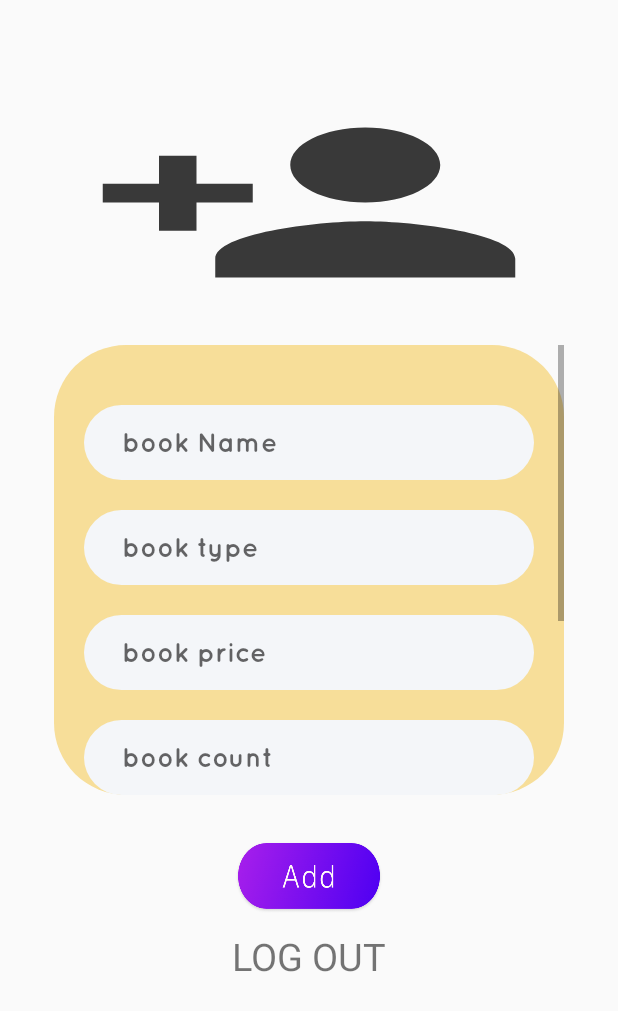
After one commit to KeshavaTelan/Cloudbrary, an Android app: the adminpage screen opened directly, with no data from a screen before it, on a phone screen of 412 x 824 dp. The commit adds this screen. Shown: the top 1011 px of the screen. Run offline under Robolectric (Android 15) with nearby library versions, the phone set to English and light mode, and no system bars; our stand-ins replace Firebase (no records; nobody signed in at launch, a user with empty details on screens opened directly).

Commit message:
fourth commit:admin page

```diff
--- a/app/build.gradle
+++ b/app/build.gradle
@@ -38,5 +38,8 @@ dependencies {
     androidTestImplementation 'androidx.test.ext:junit:1.1.2'
     androidTestImplementation 'androidx.test.espresso:espresso-core:3.3.0'
 
+    implementation 'androidx.cardview:cardview:1.0.0'
+    implementation 'com.squareup.picasso:picasso:2.71828'
+
     implementation 'de.hdodenhof:circleimageview:3.1.0'
 }
--- /dev/null
+++ b/app/src/main/java/com/keshava/cloudbrary/adminpage.java
@@ -0,0 +1,239 @@
+package com.keshava.cloudbrary;
+
+import androidx.annotation.Nullable;
+import androidx.appcompat.app.AppCompatActivity;
+import androidx.core.app.ActivityCompat;
+import androidx.core.content.ContextCompat;
+
+import android.Manifest;
+import android.content.Intent;
+import android.content.pm.PackageManager;
+import android.graphics.Color;
+import android.net.Uri;
+import android.os.Build;
+import android.os.Bundle;
+import android.view.View;
+import android.widget.Button;
+import android.widget.CheckBox;
+import android.widget.EditText;
+import android.widget.HorizontalScrollView;
+import android.widget.ImageView;
+import android.widget.LinearLayout;
+import android.widget.Spinner;
+import android.widget.TextView;
+import android.widget.Toast;
+
+import com.google.android.gms.tasks.OnSuccessListener;
+import com.google.firebase.auth.FirebaseAuth;
+import com.google.firebase.firestore.DocumentReference;
+import com.google.firebase.firestore.FirebaseFirestore;
+import com.google.firebase.storage.FirebaseStorage;
+import com.google.firebase.storage.StorageReference;
+import com.google.firebase.storage.UploadTask;
+
+import java.util.Arrays;
+import java.util.HashMap;
+import java.util.List;
+import java.util.Map;
+
+public class adminpage extends AppCompatActivity {
+
+    private FirebaseFirestore mDatabase;
+    private EditText bookname, booktype, bookprice, bookcount, bookdis;
+    private ImageView bookimg;
+    private Button addevnt;
+    private TextView logout;
+    static int PReqCode = 1;
+    static int REQUESCODE = 1;
+    Uri pickedImgUri;
+
+    @Override
+    protected void onCreate(Bundle savedInstanceState) {
+        super.onCreate(savedInstanceState);
+        setContentView(R.layout.activity_adminpage);
+
+        mDatabase = FirebaseFirestore.getInstance();
+
+        bookname = findViewById(R.id.bookname);
+        booktype = findViewById(R.id.booktype);
+        bookprice = findViewById(R.id.bookprice);
+        bookcount = findViewById(R.id.bookcount);
+        bookdis = findViewById(R.id.bookdis);
+        addevnt = findViewById(R.id.addBook);
+        bookimg = findViewById(R.id.bimg);
+        logout = findViewById(R.id.logout);
+
+
+        logout.setOnClickListener(new View.OnClickListener() {
+            @Override
+            public void onClick(View v) {
+                FirebaseAuth.getInstance().signOut();
+                Intent logout = new Intent(adminpage.this, long.class);
+                startActivity(logout);
+            }
+        });
+
+
+
+        ////////////////////////////////
+        addevnt.setOnClickListener(new View.OnClickListener() {
+            @Override
+            public void onClick(View v) {
+
+
+                final String  bookname2  = bookname.getText().toString();
+                final String  booktype2  = booktype.getText().toString();
+                final String  bookprice2 = bookprice.getText().toString();
+                final String  bookcount2 = bookcount.getText().toString();
+                final String  bookdis2   = bookdis.getText().toString();
+
+
+
+
+                if (bookname2.isEmpty() || booktype2.isEmpty()) {
+                    Toast.makeText(adminpage.this, "Please Fill all all the Details", Toast.LENGTH_SHORT).show();
+                    bookname.requestFocus();
+
+
+                } else {
+
+                    StorageReference mStorage = FirebaseStorage.getInstance().getReference().child("book_images");
+                    final StorageReference imageFilePath = mStorage.child(pickedImgUri.getLastPathSegment());
+                    imageFilePath.putFile(pickedImgUri).addOnSuccessListener(new OnSuccessListener<UploadTask.TaskSnapshot>() {
+                        @Override
+                        public void onSuccess(UploadTask.TaskSnapshot taskSnapshot) {
+
+                            // image uploaded succesfully
+                            // now we can get our image url
+
+                            imageFilePath.getDownloadUrl().addOnSuccessListener(new OnSuccessListener<Uri>() {
+                                @Override
+                                public void onSuccess(Uri uri) {
+
+                                    // uri contain user image url
+
+                                    String url = uri.toString();
+
+
+                                    DocumentReference newCityRef = mDatabase.collection("Books").document();
+
+                                    String id = newCityRef.getId();
+                                    Map<String, Object> event = new HashMap<>();
+                                    event.put("bookid", id);
+                                    event.put("bookimg", url);
+                                    event.put("bookname", bookname2);
+                                    event.put("booktype", booktype2);
+                                    event.put("bookprice", bookprice2);
+                                    event.put("bookcount", bookcount2);
+                                    event.put("bookdiscription", bookdis2);
+                                    event.put("reader", 0);
+                                    event.put("status", 1);
+
+
+                                    newCityRef.set(event).addOnSuccessListener(new OnSuccessListener<Void>() {
+                                        @Override
+                                        public void onSuccess(Void aVoid) {
+                                            Toast.makeText(adminpage.this, "Book Add Successful", Toast.LENGTH_SHORT).show();
+                                        }
+                                    });
+
+
+                                   bookname.setText(null);
+                                   booktype.setText(null);
+                                   bookprice.setText(null);
+                                   bookcount.setText(null);
+                                   bookdis.setText(null);
+                                   bookimg.setImageDrawable(null);
+
+                                    //startActivity(new Intent(activity_addEvent.this, MainActivity.class));
+                                }
+                            });
+
+
+                        }
+                    });
+
+                }
+
+
+            }
+        });
+
+
+        bookimg.setOnClickListener(new View.OnClickListener() {
+            @Override
+            public void onClick(View view) {
+
+                if (Build.VERSION.SDK_INT >= 22) {
+
+                    checkAndRequestForPermission();
+
+                } else {
+                    openGallery();
+                }
+
+
+            }
+        });
+
+
+
+    }
+    ////////////////////////////////////////
+
+    private void checkAndRequestForPermission() {
+
+
+        if (ContextCompat.checkSelfPermission(adminpage.this, Manifest.permission.READ_EXTERNAL_STORAGE)
+                != PackageManager.PERMISSION_GRANTED) {
+            if (ActivityCompat.shouldShowRequestPermissionRationale(adminpage.this, Manifest.permission.READ_EXTERNAL_STORAGE)) {
+
+                Toast.makeText(adminpage.this, "Please accept for required permission", Toast.LENGTH_SHORT).show();
+
+            } else {
+                ActivityCompat.requestPermissions(adminpage.this,
+                        new String[]{Manifest.permission.READ_EXTERNAL_STORAGE},
+                        PReqCode);
+            }
+
+        } else
+            openGallery();
+
+    }
+
+    ///////////////////////////////////////////////////////////////////
+    private void openGallery() {
+        //TODO: open gallery intent and wait for user to pick an image !
+
+        Intent galleryIntent = new Intent(Intent.ACTION_GET_CONTENT);
+        galleryIntent.setType("image/*");
+        startActivityForResult(galleryIntent, REQUESCODE);
+    }
+
+    ////////////////////////////////////////////////////////////////////////////
+    @Override
+    protected void onActivityResult(int requestCode, int resultCode, @Nullable Intent data) {
+        super.onActivityResult(requestCode, resultCode, data);
+
+        if (resultCode == RESULT_OK && requestCode == REQUESCODE && data != null) {
+
+            // the user has successfully picked an image
+            // we need to save its reference to a Uri variable
+            pickedImgUri = data.getData();
+            bookimg.setImageURI(pickedImgUri);
+
+
+        }
+
+
+    }
+
+
+    @Override
+    public void onBackPressed() {
+
+    }
+
+
+
+}
--- /dev/null
+++ b/app/src/main/res/layout/activity_adminpage.xml
@@ -0,0 +1,119 @@
+<?xml version="1.0" encoding="utf-8"?>
+<RelativeLayout xmlns:android="http://schemas.android.com/apk/res/android"
+    xmlns:app="http://schemas.android.com/apk/res-auto"
+    xmlns:tools="http://schemas.android.com/tools"
+    android:layout_width="match_parent"
+    android:layout_height="match_parent"
+    tools:context=".adminpage">
+
+    <ImageView
+        android:id="@+id/bimg"
+        android:layout_width="300dp"
+        android:layout_height="150dp"
+        android:layout_centerHorizontal="true"
+        android:layout_marginTop="60dp"
+        android:scaleType="fitXY"
+        android:background="@drawable/personadd"
+
+
+        />
+
+    <ScrollView
+        android:layout_centerHorizontal="true"
+        android:id="@+id/allScroll"
+        android:background="@drawable/box"
+        android:layout_width="wrap_content"
+        android:layout_height="300dp"
+        android:layout_below="@+id/bimg"
+        android:layout_marginTop="20dp">
+
+        <RelativeLayout
+
+            android:layout_width="match_parent"
+            android:layout_height="match_parent"
+            android:padding="20dp"
+            >
+
+            <EditText
+                android:id="@+id/bookname"
+                android:layout_width="300dp"
+                android:layout_height="50dp"
+                android:layout_centerHorizontal="true"
+                android:layout_marginTop="20dp"
+                android:background="@drawable/textfield"
+                android:fontFamily="@font/quicksand_bold"
+                android:hint="book Name "
+                android:paddingLeft="25dp" />
+
+            <EditText
+                android:id="@+id/booktype"
+                android:layout_width="300dp"
+                android:layout_height="50dp"
+                android:layout_below="@+id/bookname"
+                android:layout_centerHorizontal="true"
+                android:layout_marginTop="20dp"
+                android:background="@drawable/textfield"
+                android:fontFamily="@font/quicksand_bold"
+                android:hint="book type"
+                android:paddingLeft="25dp" />
+
+            <EditText
+                android:id="@+id/bookprice"
+                android:layout_width="300dp"
+                android:layout_height="50dp"
+                android:layout_below="@+id/booktype"
+                android:layout_centerHorizontal="true"
+                android:layout_marginTop="20dp"
+                android:background="@drawable/textfield"
+                android:fontFamily="@font/quicksand_bold"
+                android:hint="book price"
+                android:paddingLeft="25dp" />
+            <EditText
+                android:id="@+id/bookcount"
+                android:layout_width="300dp"
+                android:layout_height="50dp"
+                android:layout_below="@+id/bookprice"
+                android:layout_centerHorizontal="true"
+                android:layout_marginTop="20dp"
+                android:background="@drawable/textfield"
+                android:fontFamily="@font/quicksand_bold"
+                android:hint="book count"
+                android:paddingLeft="25dp" />
+            <EditText
+                android:id="@+id/bookdis"
+                android:layout_width="300dp"
+                android:layout_height="150dp"
+                android:layout_below="@+id/bookcount"
+                android:layout_centerHorizontal="true"
+                android:layout_marginTop="20dp"
+                android:background="@drawable/textfield"
+                android:fontFamily="@font/quicksand_bold"
+                android:hint="description "
+                android:paddingLeft="25dp" />
+
+
+        </RelativeLayout>
+    </ScrollView>
+
+    <Button
+        android:id="@+id/addBook"
+        android:layout_width="100dp"
+        android:layout_height="50dp"
+        android:layout_below="@id/allScroll"
+        android:layout_centerHorizontal="true"
+        android:layout_marginTop="30dp"
+        android:background="@drawable/add" />
+    <TextView
+        android:layout_width="wrap_content"
+        android:layout_height="wrap_content"
+        android:text="LOG OUT"
+        android:layout_below="@+id/addBook"
+        android:layout_centerHorizontal="true"
+        android:layout_marginTop="10dp"
+        android:textSize="25dp"
+        android:id="@+id/logout"
+        />
+
+
+
+</RelativeLayout>
--- a/app/src/main/res/layout/activity_home.xml
+++ b/app/src/main/res/layout/activity_home.xml
@@ -9,7 +9,9 @@
     android:layout_width="match_parent"
     android:layout_height="wrap_content"
     android:layout_centerInParent="true"
-    android:text="Jome"
+    android:text="Home"
     android:textAlignment="center"
+    android:id="@+id/logoutn"
+    android:textSize="50dp"
     />
 </RelativeLayout>
```
Also changed, not shown: app/src/main/AndroidManifest.xml (+4 -4 lines), app/src/main/java/com/keshava/cloudbrary/home.java (+17 -0 lines), app/src/main/java/com/keshava/cloudbrary/login.java (+12 -3 lines), app/src/main/res/drawable-v24/add.png (added).
